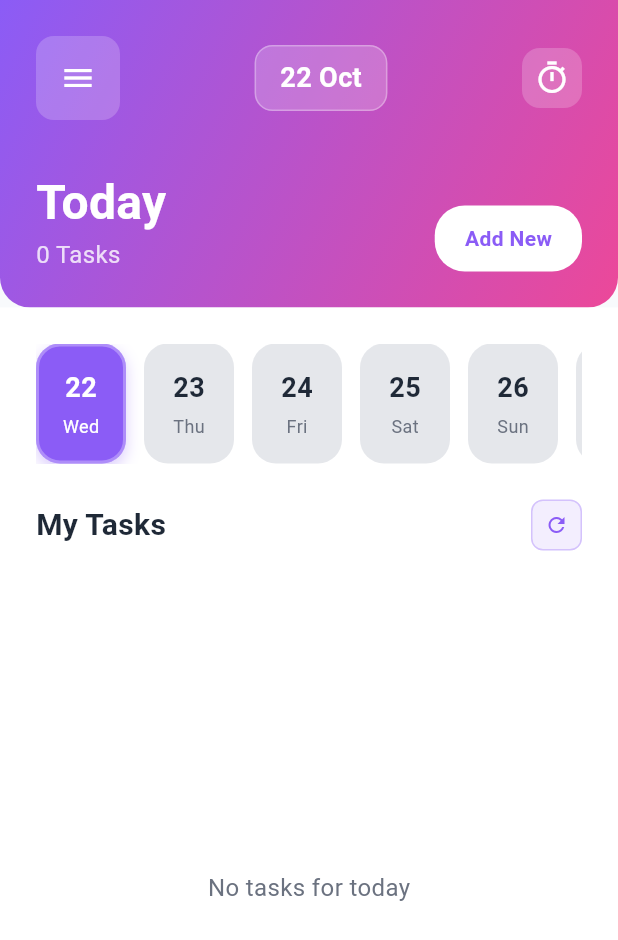
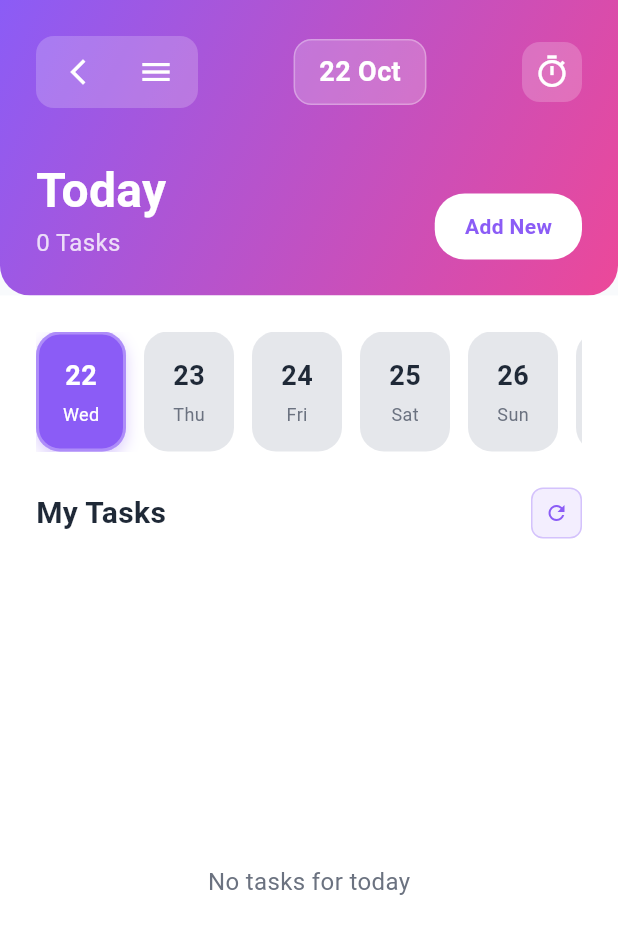
Before and after one commit to jonmid/todo_flutter, a Flutter app: the HomePage screen opened directly, on a phone screen of 412 x 824 dp. Shown: the top 940 px of the screen. Run offline on Flutter 3.47's test engine with Material 3 defaults, Android fonts, the phone set to English and light mode, and no system bars; our stand-ins replace flutter_dotenv, flutter_map, geolocator, get, image_picker, latlong2 and 1 more; accounts and stored records are empty; Roboto replaces fonts that are missing (SF Pro Display).

```diff
--- a/lib/presentation/pages/home_page.dart
+++ b/lib/presentation/pages/home_page.dart
@@ -38,12 +38,26 @@ class HomePage extends StatelessWidget {
                       mainAxisAlignment: MainAxisAlignment.spaceBetween,
                       children: [
                         Container(
-                          padding: const EdgeInsets.all(4),
+                          padding: const EdgeInsets.symmetric(horizontal: 4),
                           decoration: BoxDecoration(
                             color: Colors.white.withOpacity(0.2),
                             borderRadius: BorderRadius.circular(12),
                           ),
-                          child: PopupMenuButton<String>(
+                          child: Row(
+                            mainAxisSize: MainAxisSize.min,
+                            children: [
+                              IconButton(
+                                icon: const Icon(
+                                  Icons.arrow_back_ios_new,
+                                  color: Colors.white,
+                                  size: 20,
+                                ),
+                                onPressed: () => Get.back(),
+                                padding: EdgeInsets.zero,
+                                constraints: const BoxConstraints(),
+                              ),
+                              const SizedBox(width: 4),
+                              PopupMenuButton<String>(
                                 padding: const EdgeInsets.all(4),
                                 icon: const Icon(
                                   Icons.menu,
@@ -54,8 +68,8 @@ class HomePage extends StatelessWidget {
                                   borderRadius: BorderRadius.circular(12),
                                 ),
                                 color: Colors.white,
-                            itemBuilder: (context) => [
-                              const PopupMenuItem<String>(
+                                itemBuilder: (context) => const [
+                                  PopupMenuItem<String>(
                                     value: 'logout',
                                     child: Row(
                                       children: [
@@ -71,6 +85,8 @@ class HomePage extends StatelessWidget {
                                     authController.signOut();
                                   }
                                 },
+                              ),
+                            ],
                           ),
                         ),
                         Obx(
@@ -199,19 +215,26 @@ class HomePage extends StatelessWidget {
                               color: AppColors.primaryText,
                             ),
                           ),
-                          Obx(() => GestureDetector(
+                          Obx(
+                            () => GestureDetector(
                               onTap: controller.isLoading
                                   ? null
-                                : () => controller.loadTasksForDate(controller.selectedDate),
+                                  : () => controller.loadTasksForDate(
+                                      controller.selectedDate,
+                                    ),
                               child: Container(
                                 padding: const EdgeInsets.all(8),
                                 decoration: BoxDecoration(
                                   color: controller.isLoading
                                       ? AppColors.primaryPurple.withOpacity(0.3)
-                                    : AppColors.primaryPurple.withOpacity(0.1),
+                                      : AppColors.primaryPurple.withOpacity(
+                                          0.1,
+                                        ),
                                   borderRadius: BorderRadius.circular(8),
                                   border: Border.all(
-                                  color: AppColors.primaryPurple.withOpacity(0.3),
+                                    color: AppColors.primaryPurple.withOpacity(
+                                      0.3,
+                                    ),
                                     width: 1,
                                   ),
                                 ),
@@ -230,7 +253,8 @@ class HomePage extends StatelessWidget {
                                         size: 16,
                                       ),
                               ),
-                          )),
+                            ),
+                          ),
                         ],
                       ),
 
```
Also changed, not shown: lib/presentation/pages/maps_page.dart (+102 -4 lines), 1 other file. Lines whose indentation alone changed are shown as unchanged.
